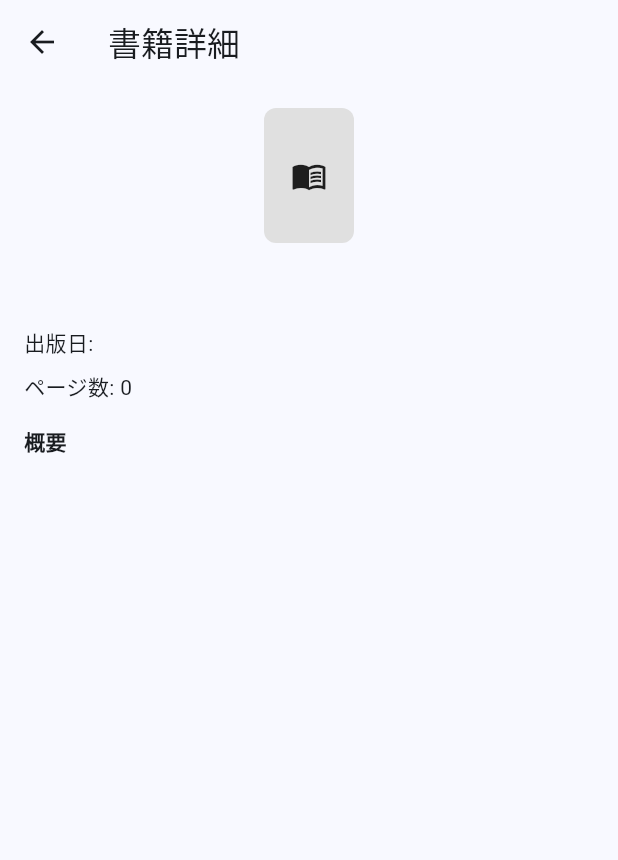
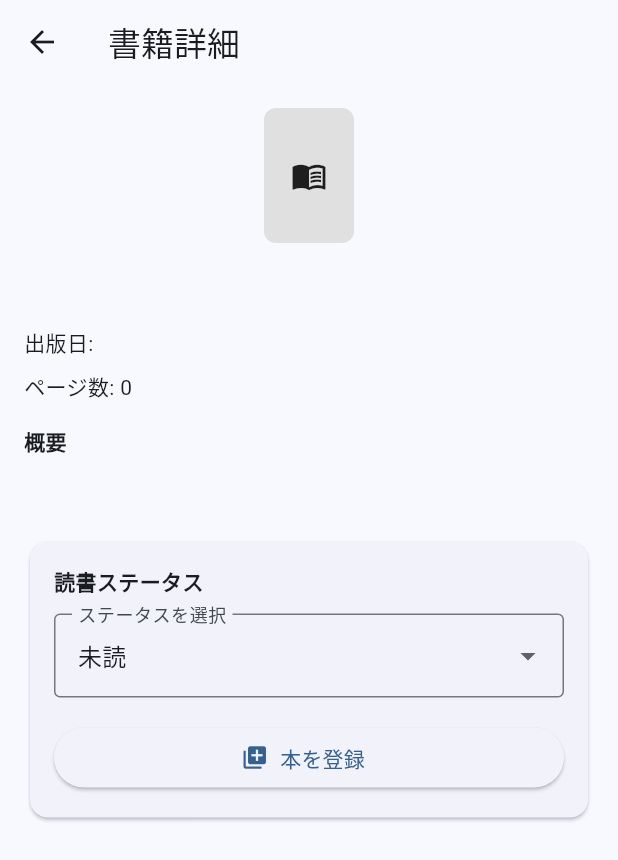
Before and after one commit to sekinet813/book-memoly-app, a Flutter app: the BookDetailPage screen opened directly with empty values, on a phone screen of 412 x 824 dp. Shown: the top 860 px of the screen. Run offline on Flutter 3.47's test engine with Material 3 defaults, Android fonts, the phone set to English and light mode, and no system bars; our stand-ins replace drift, freezed_annotation, go_router, hooks_riverpod, supabase_flutter; accounts and stored records are empty; generated files the repository leaves out were written again; network calls fail.

Commit message:
Add local book registration and status updates

```diff
--- /dev/null
+++ b/lib/core/providers/database_providers.dart
@@ -0,0 +1,22 @@
+import 'package:hooks_riverpod/hooks_riverpod.dart';
+
+import '../database/app_database.dart';
+import '../repositories/local_database_repository.dart';
+
+final appDatabaseProvider = Provider<AppDatabase>((ref) {
+  final db = AppDatabase();
+  ref.onDispose(db.close);
+  return db;
+});
+
+final localDatabaseRepositoryProvider =
+    Provider<LocalDatabaseRepository>((ref) {
+  final db = ref.watch(appDatabaseProvider);
+  return LocalDatabaseRepository(db);
+});
+
+final bookByGoogleIdProvider =
+    StreamProvider.family<BookRow?, String>((ref, googleBooksId) {
+  final repository = ref.watch(localDatabaseRepositoryProvider);
+  return repository.watchBookByGoogleId(googleBooksId);
+});
--- a/lib/features/search/search_feature.dart
+++ b/lib/features/search/search_feature.dart
@@ -3,7 +3,9 @@ import 'package:flutter/foundation.dart';
 import 'package:flutter/material.dart';
 import 'package:hooks_riverpod/hooks_riverpod.dart';
 
+import '../../core/database/app_database.dart';
 import '../../core/models/book.dart';
+import '../../core/providers/database_providers.dart';
 import '../../shared/constants/app_constants.dart';
 
 final _dioProvider = Provider<Dio>((ref) {
@@ -416,13 +418,47 @@ class _ErrorView extends StatelessWidget {
   }
 }
 
-class BookDetailPage extends StatelessWidget {
+class BookDetailPage extends ConsumerStatefulWidget {
   const BookDetailPage({required this.book, super.key});
 
   final Book book;
 
   @override
+  ConsumerState<BookDetailPage> createState() => _BookDetailPageState();
+}
+
+class _BookDetailPageState extends ConsumerState<BookDetailPage> {
+  late BookStatus _selectedStatus;
+
+  @override
+  void initState() {
+    super.initState();
+    _selectedStatus = widget.book.status;
+
+    ref.listen<AsyncValue<BookRow?>>(
+      bookByGoogleIdProvider(widget.book.id),
+      (_, next) {
+        next.whenData((bookRow) {
+          if (bookRow == null) {
+            return;
+          }
+
+          final status = bookStatusFromDbValue(bookRow.status);
+          if (status != _selectedStatus) {
+            setState(() {
+              _selectedStatus = status;
+            });
+          }
+        });
+      },
+    );
+  }
+
+  @override
   Widget build(BuildContext context) {
+    final bookRowAsync = ref.watch(bookByGoogleIdProvider(widget.book.id));
+    final existingBook = bookRowAsync.valueOrNull;
+
     return Scaffold(
       appBar: AppBar(
         title: const Text('書籍詳細'),
@@ -434,24 +470,24 @@ class BookDetailPage extends StatelessWidget {
             crossAxisAlignment: CrossAxisAlignment.start,
             children: [
               Center(
-                child: _BookThumbnail(url: book.thumbnailUrl),
+                child: _BookThumbnail(url: widget.book.thumbnailUrl),
               ),
               const SizedBox(height: 16),
               Text(
-                book.title,
+                widget.book.title,
                 style: Theme.of(context).textTheme.headlineSmall,
               ),
-              if (book.authors?.isNotEmpty == true) ...[
+              if (widget.book.authors?.isNotEmpty == true) ...[
                 const SizedBox(height: 8),
-                Text('著者: ${book.authors}'),
+                Text('著者: ${widget.book.authors}'),
               ],
-              if (book.publishedDate != null) ...[
+              if (widget.book.publishedDate != null) ...[
                 const SizedBox(height: 8),
-                Text('出版日: ${book.publishedDate}'),
+                Text('出版日: ${widget.book.publishedDate}'),
               ],
-              if (book.pageCount != null) ...[
+              if (widget.book.pageCount != null) ...[
                 const SizedBox(height: 8),
-                Text('ページ数: ${book.pageCount}'),
+                Text('ページ数: ${widget.book.pageCount}'),
               ],
               const SizedBox(height: 16),
               const Text(
@@ -460,8 +496,18 @@ class BookDetailPage extends StatelessWidget {
               ),
               const SizedBox(height: 8),
               Text(
-                book.description ?? '説明がありません',
+                widget.book.description ?? '説明がありません',
                 style: Theme.of(context).textTheme.bodyMedium,
+              ),
+              const SizedBox(height: 24),
+              _BookRegistrationCard(
+                selectedStatus: _selectedStatus,
+                onStatusChanged: (status) => setState(() {
+                  _selectedStatus = status;
+                }),
+                onSave: () => _handleSave(existingBook),
+                isRegistered: existingBook != null,
+                isLoading: bookRowAsync.isLoading,
               ),
             ],
           ),
@@ -469,4 +515,114 @@ class BookDetailPage extends StatelessWidget {
       ),
     );
   }
+
+  Future<void> _handleSave(BookRow? existingBook) async {
+    final repository = ref.read(localDatabaseRepositoryProvider);
+
+    try {
+      if (existingBook == null) {
+        final inserted = await repository.saveBook(
+          widget.book,
+          status: _selectedStatus,
+        );
+
+        if (!mounted) return;
+        if (inserted) {
+          ScaffoldMessenger.of(context).showSnackBar(
+            const SnackBar(content: Text('本を登録しました')),
+          );
+        } else {
+          ScaffoldMessenger.of(context).showSnackBar(
+            const SnackBar(content: Text('この本は既に登録されています')),
+          );
+        }
+      } else {
+        await repository.updateBookStatus(widget.book.id, _selectedStatus);
+
+        if (!mounted) return;
+        ScaffoldMessenger.of(context).showSnackBar(
+          const SnackBar(content: Text('ステータスを更新しました')),
+        );
+      }
+    } catch (e) {
+      if (!mounted) return;
+      ScaffoldMessenger.of(context).showSnackBar(
+        SnackBar(content: Text('登録に失敗しました: $e')),
+      );
+    }
+  }
 }
+
+class _BookRegistrationCard extends StatelessWidget {
+  const _BookRegistrationCard({
+    required this.selectedStatus,
+    required this.onStatusChanged,
+    required this.onSave,
+    required this.isRegistered,
+    required this.isLoading,
+  });
+
+  final BookStatus selectedStatus;
+  final ValueChanged<BookStatus> onStatusChanged;
+  final VoidCallback onSave;
+  final bool isRegistered;
+  final bool isLoading;
+
+  @override
+  Widget build(BuildContext context) {
+    return Card(
+      child: Padding(
+        padding: const EdgeInsets.all(16),
+        child: Column(
+          crossAxisAlignment: CrossAxisAlignment.start,
+          children: [
+            Row(
+              mainAxisAlignment: MainAxisAlignment.spaceBetween,
+              children: [
+                const Text(
+                  '読書ステータス',
+                  style: TextStyle(fontWeight: FontWeight.bold),
+                ),
+                if (isRegistered)
+                  Chip(
+                    label: Text('登録済み'),
+                    avatar: const Icon(Icons.check, size: 18),
+                  ),
+              ],
+            ),
+            const SizedBox(height: 12),
+            DropdownButtonFormField<BookStatus>(
+              value: selectedStatus,
+              decoration: const InputDecoration(
+                labelText: 'ステータスを選択',
+                border: OutlineInputBorder(),
+              ),
+              items: BookStatus.values
+                  .map(
+                    (status) => DropdownMenuItem(
+                      value: status,
+                      child: Text(status.label),
+                    ),
+                  )
+                  .toList(),
+              onChanged: (status) {
+                if (status != null) {
+                  onStatusChanged(status);
+                }
+              },
+            ),
+            const SizedBox(height: 16),
+            SizedBox(
+              width: double.infinity,
+              child: ElevatedButton.icon(
+                onPressed: isLoading ? null : onSave,
+                icon: Icon(isRegistered ? Icons.save : Icons.library_add),
+                label: Text(isRegistered ? 'ステータスを更新' : '本を登録'),
+              ),
+            ),
+          ],
+        ),
+      ),
+    );
+  }
+}
```
Also changed, not shown: lib/core/database/app_database.dart (+19 -0 lines), lib/core/models/book.dart (+23 -0 lines), lib/core/repositories/local_database_repository.dart (+35 -0 lines), 1 other file.
